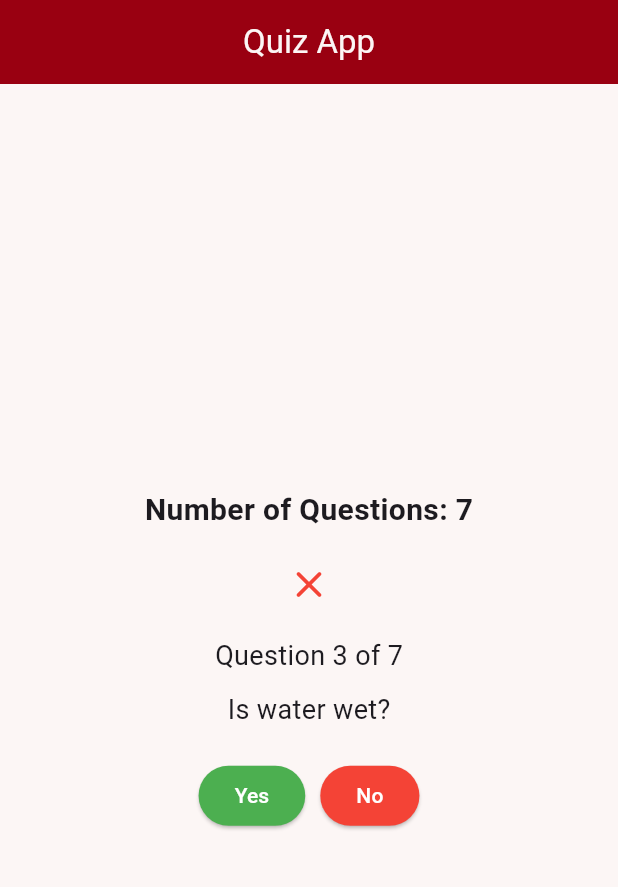
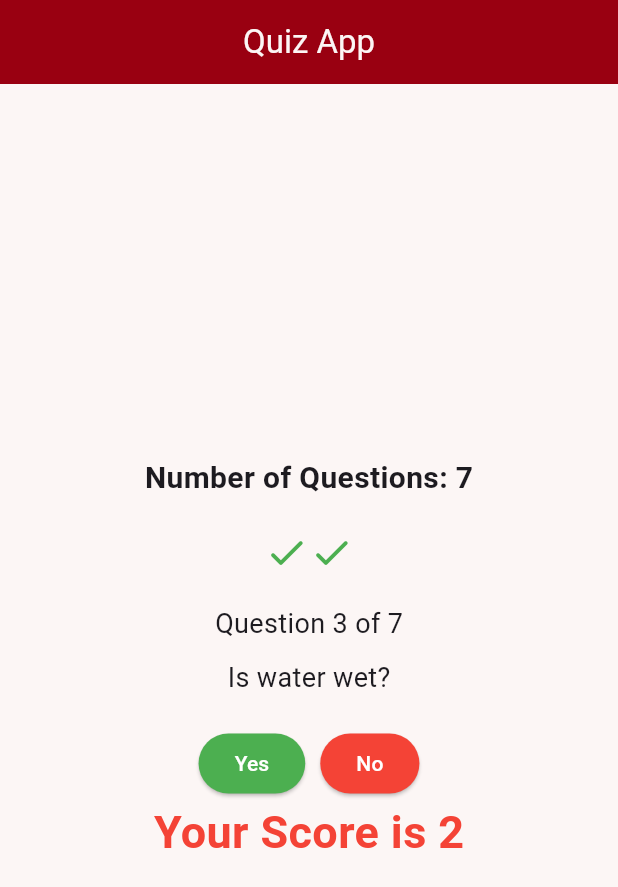
Before and after one commit to Eng-MostafaRamadan/ITI-Tasks, a Flutter app: the screen it shows after launch, after a tap on "Yes", after a tap on "No", on a phone screen of 412 x 824 dp. Shown: the top 887 px of the screen. Run offline on Flutter 3.47's test engine with Material 3 defaults, Android fonts, the phone set to English and light mode, and no system bars.

Commit message:
Update my_screen.dart

```diff
--- a/day3_task/lib/my_screen.dart
+++ b/day3_task/lib/my_screen.dart
@@ -19,7 +19,8 @@ class _MainScreenState extends State<MainScreen> {
     Questions(text: "Is the moon a planet?", answer: false, id: 6),
   ];
   int currentQuestionIndex = 0;
-  bool? istrue; // Tracks whether the user answered Yes or No
+  int correctAnswer = 0;
+  List<Widget> answerIcons = [];
 
   @override
   Widget build(BuildContext context) {
@@ -51,14 +52,7 @@ class _MainScreenState extends State<MainScreen> {
           // Icons row based on the value of `istrue`
           Row(
             mainAxisAlignment: MainAxisAlignment.center,
-            children: [
-              if (istrue != null &&
-                  istrue == questions[currentQuestionIndex].answer)
-                const Icon(Icons.check_rounded, color: Colors.green, size: 30),
-              if (istrue != null &&
-                  istrue != questions[currentQuestionIndex].answer)
-                const Icon(Icons.close_rounded, color: Colors.red, size: 30),
-            ],
+            children: answerIcons,
           ),
           const SizedBox(height: 20),
           Text(
@@ -80,7 +74,20 @@ class _MainScreenState extends State<MainScreen> {
                 ),
                 onPressed: () {
                   setState(() {
-                    istrue = true; // User selected "Yes"
+                    if (questions[currentQuestionIndex].answer == true) {
+                      answerIcons.add(Icon(
+                        Icons.check_rounded,
+                        color: Colors.green,
+                        size: 30,
+                      ));
+                      correctAnswer++;
+                    } else {
+                      answerIcons.add(Icon(
+                        Icons.close_rounded,
+                        color: Colors.red,
+                        size: 30,
+                      ));
+                    }
                     if (currentQuestionIndex < questions.length - 1) {
                       currentQuestionIndex++;
                     }
@@ -98,7 +105,20 @@ class _MainScreenState extends State<MainScreen> {
                 ),
                 onPressed: () {
                   setState(() {
-                    istrue = false; // User selected "No"
+                    if (questions[currentQuestionIndex].answer == false) {
+                      answerIcons.add(const Icon(
+                        Icons.check_rounded,
+                        color: Colors.green,
+                        size: 30,
+                      ));
+                      correctAnswer++;
+                    } else {
+                      answerIcons.add(const Icon(
+                        Icons.close_rounded,
+                        color: Colors.red,
+                        size: 30,
+                      ));
+                    }
                     if (currentQuestionIndex < questions.length - 1) {
                       currentQuestionIndex++;
                     }
@@ -111,6 +131,14 @@ class _MainScreenState extends State<MainScreen> {
               ),
             ],
           ),
+          Text(
+            "Your Score is $correctAnswer",
+            style: TextStyle(
+              fontWeight: FontWeight.bold,
+              fontSize: 30,
+              color: Colors.red,
+            ),
+          ),
         ],
       ),
     );
```
